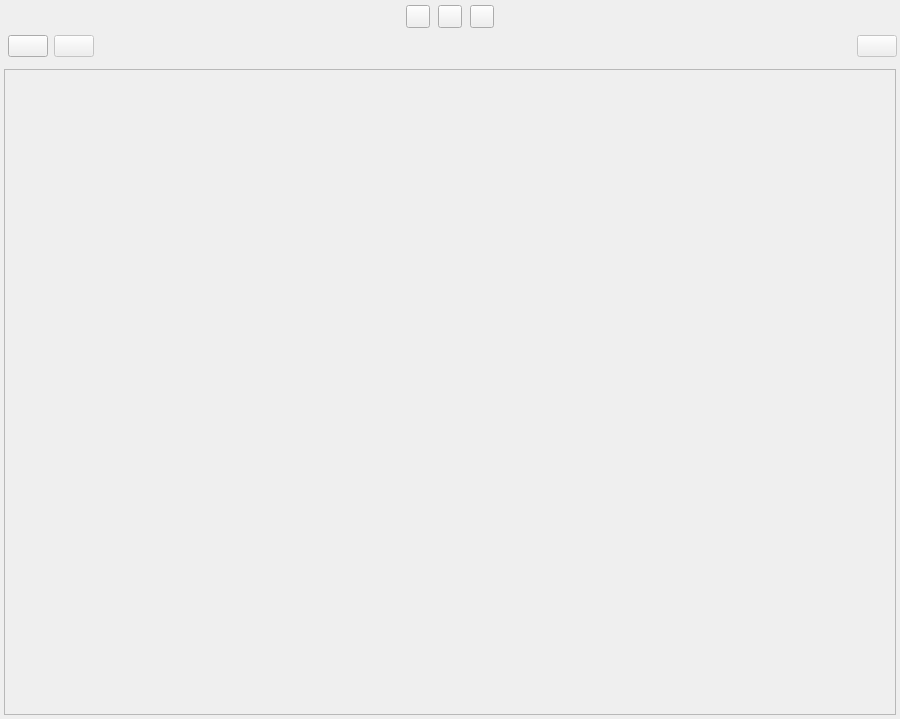
First picture: the form in ui/characters_view.ui, repository zkovari/plotlyst, before the edit.
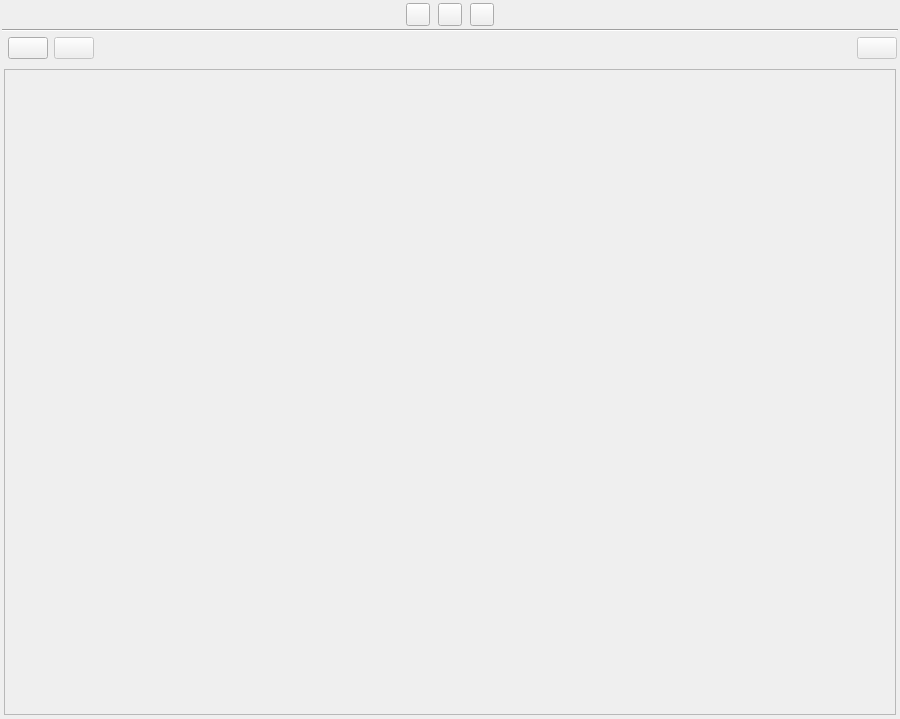
Second picture: the form after the edit. Custom widgets are drawn as their Qt base class.

Commit message: Display number of major and minor characters in characters view title, closes #201, related to #167

Diff of the .ui file:
```diff
--- a/ui/characters_view.ui
+++ b/ui/characters_view.ui
@@ -61,7 +61,7 @@
            <number>0</number>
           </property>
           <property name="topMargin">
-           <number>4</number>
+           <number>2</number>
           </property>
           <property name="rightMargin">
            <number>0</number>
@@ -170,6 +170,13 @@
          </layout>
         </widget>
        </item>
+       <item>
+        <widget class="Line" name="line">
+         <property name="orientation">
+          <enum>Qt::Horizontal</enum>
+         </property>
+        </widget>
+       </item>
        <item>
         <widget class="QWidget" name="wdgToolbar" native="true">
          <layout class="QHBoxLayout" name="horizontalLayout">
@@ -180,13 +187,13 @@
            <number>6</number>
           </property>
           <property name="topMargin">
-           <number>4</number>
+           <number>2</number>
           </property>
           <property name="rightMargin">
            <number>1</number>
           </property>
           <property name="bottomMargin">
-           <number>4</number>
+           <number>2</number>
           </property>
           <item>
            <widget class="QPushButton" name="btnNew">
```
The commit also changes 7 other files.
